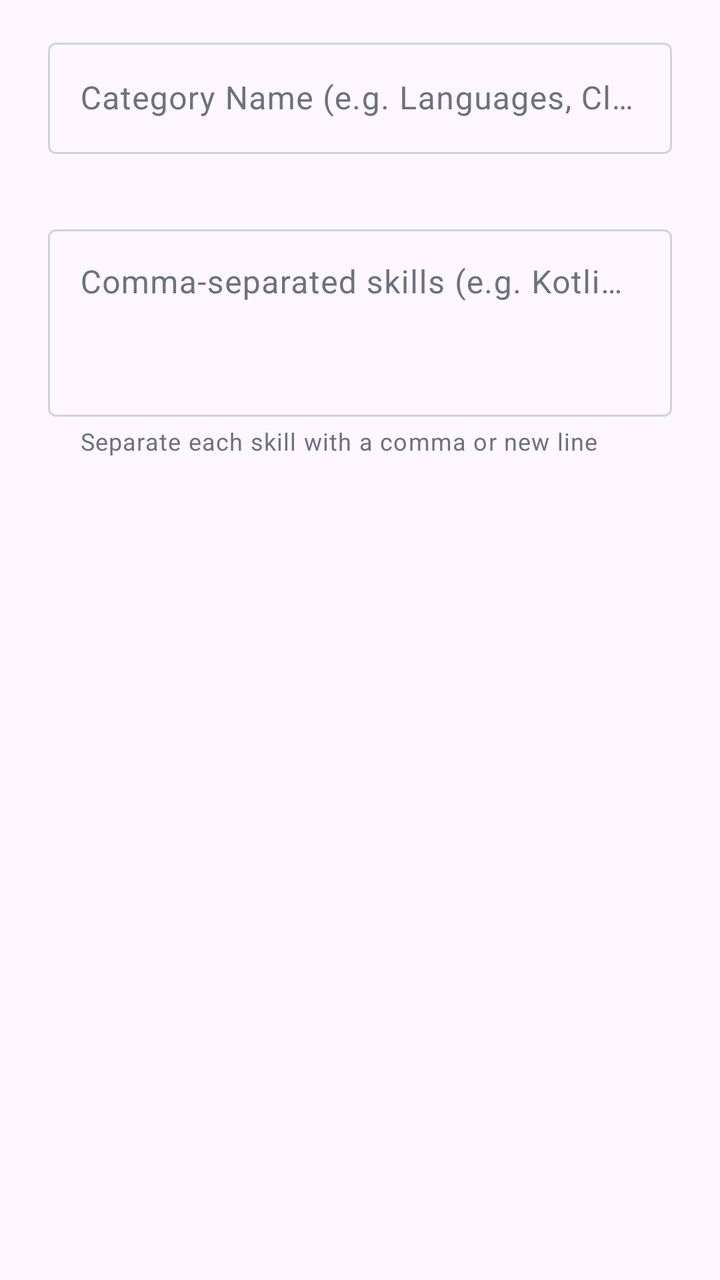
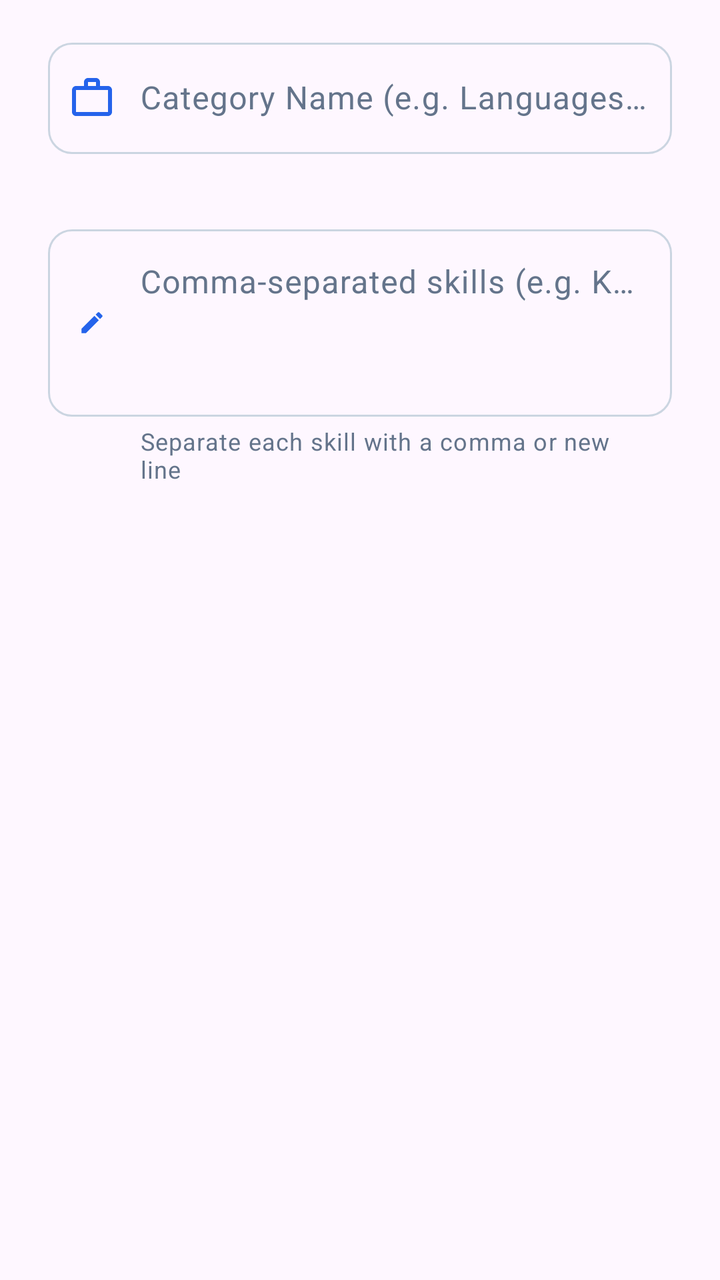

Screens rendered from an Android XML layout before and after an edit, with the pre-edit source and the edit as a unified diff.
<!-- AndroidManifest.xml: application theme Theme.MyApplication -->
<!-- res/layout/dialog_edit_skills_domain.xml -->
<?xml version="1.0" encoding="utf-8"?>
<LinearLayout xmlns:android="http://schemas.android.com/apk/res/android"
    xmlns:app="http://schemas.android.com/apk/res-auto"
    android:id="@+id/dialog_edit_skills_root"
    android:layout_width="match_parent"
    android:layout_height="wrap_content"
    android:orientation="vertical"
    android:paddingStart="24dp"
    android:paddingTop="16dp"
    android:paddingEnd="24dp"
    android:paddingBottom="8dp">

    <com.google.android.material.textfield.TextInputLayout
        android:id="@+id/til_dialog_domain_name"
        style="?attr/textInputOutlinedStyle"
        android:layout_width="match_parent"
        android:layout_height="wrap_content"
        android:layout_marginBottom="12dp"
        app:errorEnabled="true"
        android:hint="@string/hint_skills_domain_name">

        <com.google.android.material.textfield.TextInputEditText
            android:id="@+id/et_dialog_domain_name"
            android:layout_width="match_parent"
            android:layout_height="wrap_content"
            android:inputType="textCapWords"
            android:maxLines="1"
            android:textColor="@color/app_text_primary" />
    </com.google.android.material.textfield.TextInputLayout>

    <com.google.android.material.textfield.TextInputLayout
        android:id="@+id/til_dialog_skills_comma"
        style="?attr/textInputOutlinedStyle"
        android:layout_width="match_parent"
        android:layout_height="wrap_content"
        app:errorEnabled="true"
        app:helperText="@string/helper_skills_domain_note"
        android:hint="@string/hint_skills_comma_separated">

        <com.google.android.material.textfield.TextInputEditText
            android:id="@+id/et_dialog_skills_comma"
            android:layout_width="match_parent"
            android:layout_height="wrap_content"
            android:gravity="top|start"
            android:inputType="textMultiLine"
            android:minLines="3"
            android:textColor="@color/app_text_primary" />
    </com.google.android.material.textfield.TextInputLayout>

</LinearLayout>
<!-- resources referenced by this layout -->
<resources>
  <color name="app_text_primary">#111827</color>
  <style name="Theme.MyApplication" parent="Theme.Material3.DayNight.NoActionBar">
          <item name="colorPrimary">@color/app_primary</item>
          <item name="colorOnPrimary">#FFFFFF</item>
          <item name="colorPrimaryContainer">@color/app_primary_container</item>
          <item name="colorOnPrimaryContainer">#1D4ED8</item>
          <item name="colorSecondary">#475569</item>
          <item name="colorSecondaryContainer">@color/chip_bg_color</item>
          <item name="colorOnSecondaryContainer">@color/chip_text_color</item>
          <item name="colorSurface">@color/app_surface</item>
          <item name="colorOnSurface">@color/app_text_primary</item>
          <item name="colorSurfaceVariant">@color/chip_bg_color</item>
          <item name="colorOnSurfaceVariant">@color/app_text_muted</item>
          <item name="colorOutline">@color/chip_stroke_color</item>
          <item name="colorOutlineVariant">@color/app_border</item>
          <item name="android:statusBarColor">@color/app_background</item>
          <item name="android:windowLightStatusBar">true</item>
          <item name="colorTertiary">@color/app_primary</item>
          <item name="colorTertiaryContainer">@color/chip_bg_color</item>
          <item name="colorOnTertiaryContainer">@color/chip_text_color</item>
          <item name="chipStyle">@style/Widget.App.SkillChip</item>
          <item name="bottomSheetDialogTheme">@style/AppBottomSheetDialogTheme</item>
      </style>
  <color name="app_primary">#2563EB</color>
  <color name="app_surface">#FFFFFF</color>
  <color name="app_text_muted">#6B7280</color>
  <!-- unchanged entries left out for length: 13 -->
</resources>

<!-- the commit's change to res/layout/dialog_edit_skills_domain.xml (unified diff, before → after) -->
@@ -17,12 +17,21 @@
         android:layout_height="wrap_content"
         android:layout_marginBottom="12dp"
         app:errorEnabled="true"
+        app:boxCornerRadiusTopStart="12dp"
+        app:boxCornerRadiusTopEnd="12dp"
+        app:boxCornerRadiusBottomStart="12dp"
+        app:boxCornerRadiusBottomEnd="12dp"
+        app:startIconDrawable="@drawable/ic_work"
+        app:startIconTint="@color/app_primary"
+        app:startIconMinSize="44dp"
         android:hint="@string/hint_skills_domain_name">
 
         <com.google.android.material.textfield.TextInputEditText
             android:id="@+id/et_dialog_domain_name"
             android:layout_width="match_parent"
             android:layout_height="wrap_content"
+            android:paddingStart="46dp"
+            android:paddingEnd="12dp"
             android:inputType="textCapWords"
             android:maxLines="1"
             android:textColor="@color/app_text_primary" />
@@ -34,6 +43,13 @@
         android:layout_width="match_parent"
         android:layout_height="wrap_content"
         app:errorEnabled="true"
+        app:boxCornerRadiusTopStart="12dp"
+        app:boxCornerRadiusTopEnd="12dp"
+        app:boxCornerRadiusBottomStart="12dp"
+        app:boxCornerRadiusBottomEnd="12dp"
+        app:startIconDrawable="@drawable/ic_edit"
+        app:startIconTint="@color/app_primary"
+        app:startIconMinSize="44dp"
         app:helperText="@string/helper_skills_domain_note"
         android:hint="@string/hint_skills_comma_separated">
 
@@ -41,6 +57,8 @@
             android:id="@+id/et_dialog_skills_comma"
             android:layout_width="match_parent"
             android:layout_height="wrap_content"
+            android:paddingStart="46dp"
+            android:paddingEnd="12dp"
             android:gravity="top|start"
             android:inputType="textMultiLine"
             android:minLines="3"
<!-- resource entries referenced after the edit -->
@@ -1,6 +1,26 @@
 <!-- resources referenced by this layout -->
 <resources>
-  <color name="app_text_primary">#111827</color>
+  <color name="app_text_primary">#0F172A</color>
+  <!-- drawable ic_edit (drawable) -->
+  <vector xmlns:android="http://schemas.android.com/apk/res/android"
+      android:width="14dp"
+      android:height="14dp"
+      android:viewportWidth="24"
+      android:viewportHeight="24">
+      <path
+          android:fillColor="#94A3B8"
+          android:pathData="M3,17.25V21h3.75L17.81,9.94l-3.75,-3.75L3,17.25zM20.71,7.04c0.39,-0.39 0.39,-1.02 0,-1.41l-2.34,-2.34c-0.39,-0.39 -1.02,-0.39 -1.41,0l-1.83,1.83 3.75,3.75 1.83,-1.83z" />
+  </vector>
+  <!-- drawable ic_work (drawable) -->
+  <vector xmlns:android="http://schemas.android.com/apk/res/android"
+      android:width="24dp"
+      android:height="24dp"
+      android:viewportWidth="24"
+      android:viewportHeight="24">
+      <path
+          android:fillColor="@color/app_primary"
+          android:pathData="M20,6h-4V4c0,-1.11 -0.89,-2 -2,-2h-4c-1.11,0 -2,0.89 -2,2v2H4c-1.11,0 -1.99,0.89 -1.99,2L2,19c0,1.11 0.89,2 2,2h16c1.11,0 2,-0.89 2,-2V8c0,-1.11 -0.89,-2 -2,-2zM10,4h4v2h-4V4zm10,15H4V8h16v11z" />
+  </vector>
   <style name="Theme.MyApplication" parent="Theme.Material3.DayNight.NoActionBar">
           <item name="colorPrimary">@color/app_primary</item>
           <item name="colorOnPrimary">#FFFFFF</item>
@@ -22,10 +42,30 @@
           <item name="colorOnTertiaryContainer">@color/chip_text_color</item>
           <item name="chipStyle">@style/Widget.App.SkillChip</item>
           <item name="bottomSheetDialogTheme">@style/AppBottomSheetDialogTheme</item>
+          <item name="materialAlertDialogTheme">@style/ThemeOverlay.App.MaterialAlertDialog</item>
+          <item name="alertDialogTheme">@style/ThemeOverlay.App.MaterialAlertDialog</item>
       </style>
   <color name="app_primary">#2563EB</color>
   <color name="app_surface">#FFFFFF</color>
-  <color name="app_text_muted">#6B7280</color>
+  <color name="app_text_muted">#64748B</color>
+  <style name="ThemeOverlay.App.MaterialAlertDialog" parent="ThemeOverlay.Material3.MaterialAlertDialog">
+          <item name="colorSurface">@color/app_surface</item>
+          <item name="colorSurfaceContainerHigh">@color/app_surface</item>
+          <item name="colorSurfaceContainer">@color/app_surface</item>
+          <item name="colorSurfaceContainerHighest">@color/app_surface</item>
+          <item name="colorSurfaceContainerLow">@color/app_surface</item>
+          <item name="colorSurfaceContainerLowest">@color/app_surface</item>
+          <item name="colorOnSurface">@color/app_text_primary</item>
+          <item name="colorOnSurfaceVariant">@color/app_text_muted</item>
+          <item name="colorPrimary">@color/app_primary</item>
+          <item name="elevationOverlayEnabled">false</item>
+          <item name="backgroundTint">@color/app_surface</item>
+          <item name="android:backgroundTint">@color/app_surface</item>
+          <item name="shapeAppearanceOverlay">@style/ShapeAppearance.App.Dialog</item>
+      </style>
+  <style name="ShapeAppearance.App.Dialog" parent="ShapeAppearance.Material3.Corner.ExtraLarge">
+          <item name="cornerSize">20dp</item>
+      </style>
   <!-- unchanged entries left out for length: 13 -->
 </resources>
 
